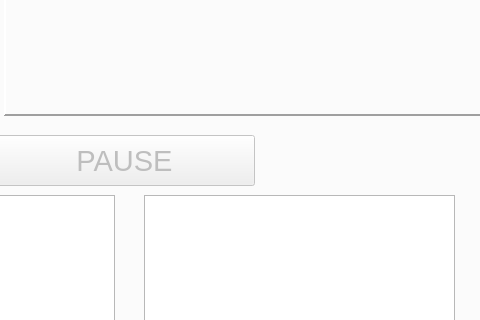
The window that QTDESIGNER INTERFACES/MAIN-WINDOW-FINAL-DESIGN.ui (peteskylight/WORKING_THESIS) describes before a commit, drawn with Qt 5; both pictures show x 796 to 1276 and y 268 to 588 of the 1276 by 706 pixel window.
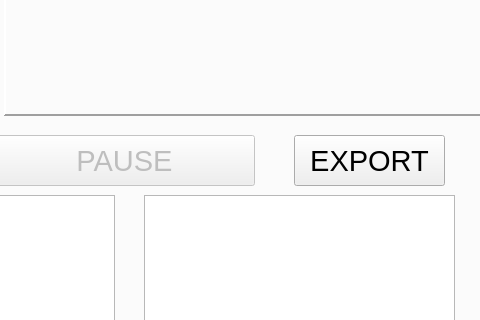
The same window after the commit.

Patch:
```diff
--- a/QTDESIGNER INTERFACES/MAIN-WINDOW-FINAL-DESIGN.ui
+++ b/QTDESIGNER INTERFACES/MAIN-WINDOW-FINAL-DESIGN.ui
@@ -1479,6 +1479,27 @@
        </rect>
       </property>
      </widget>
+     <widget class="QPushButton" name="export_2">
+      <property name="enabled">
+       <bool>true</bool>
+      </property>
+      <property name="geometry">
+       <rect>
+        <x>940</x>
+        <y>320</y>
+        <width>151</width>
+        <height>51</height>
+       </rect>
+      </property>
+      <property name="font">
+       <font>
+        <pointsize>22</pointsize>
+       </font>
+      </property>
+      <property name="text">
+       <string>EXPORT</string>
+      </property>
+     </widget>
     </widget>
     <widget class="QWidget" name="createDatasetTab">
      <attribute name="title">
```
